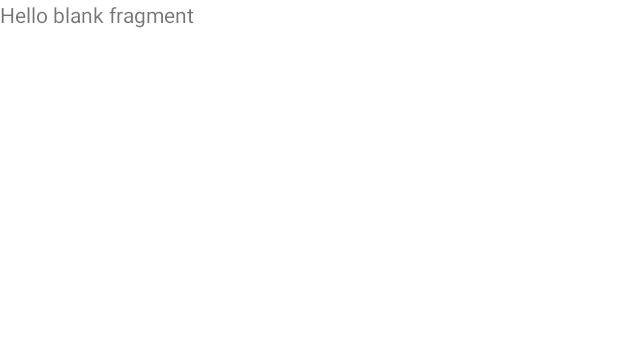
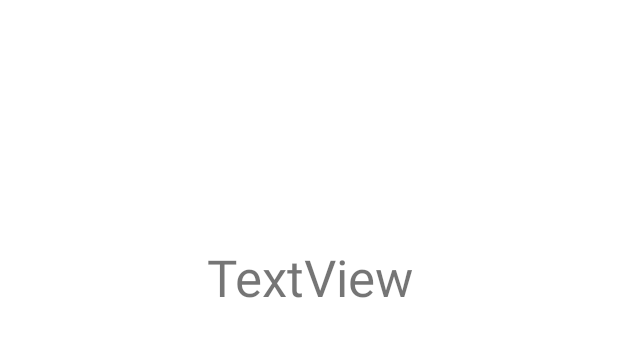
Before and after one commit to jparloz/jueguito_Android, an Android app: the layout fragment_end.xml on its own in the app's theme, with its tools: preview values and no code run, on a phone screen of 412 x 824 dp. Shown: the top 337 px of the screen. Run offline under Robolectric (Android 15) with nearby library versions, the light colour scheme and no system bars.

Commit message:
Modificacion end_fragment

```diff
--- a/app/src/main/res/layout/fragment_end.xml
+++ b/app/src/main/res/layout/fragment_end.xml
@@ -1,14 +1,22 @@
 <?xml version="1.0" encoding="utf-8"?>
-<FrameLayout xmlns:android="http://schemas.android.com/apk/res/android"
+<androidx.constraintlayout.widget.ConstraintLayout xmlns:android="http://schemas.android.com/apk/res/android"
+    xmlns:app="http://schemas.android.com/apk/res-auto"
     xmlns:tools="http://schemas.android.com/tools"
+    android:id="@+id/frameLayout2"
     android:layout_width="match_parent"
     android:layout_height="match_parent"
     tools:context=".EndFragment">
 
-    <!-- TODO: Update blank fragment layout -->
     <TextView
-        android:layout_width="match_parent"
-        android:layout_height="match_parent"
-        android:text="@string/hello_blank_fragment" />
-
-</FrameLayout>
+        android:id="@+id/tv_mostrar"
+        android:layout_width="179dp"
+        android:layout_height="64dp"
+        android:text="TextView"
+        android:textAlignment="center"
+        android:textSize="34sp"
+        app:layout_constraintBottom_toBottomOf="parent"
+        app:layout_constraintEnd_toEndOf="parent"
+        app:layout_constraintStart_toStartOf="parent"
+        app:layout_constraintTop_toTopOf="parent"
+        app:layout_constraintVertical_bias="0.213" />
+</androidx.constraintlayout.widget.ConstraintLayout>
```
